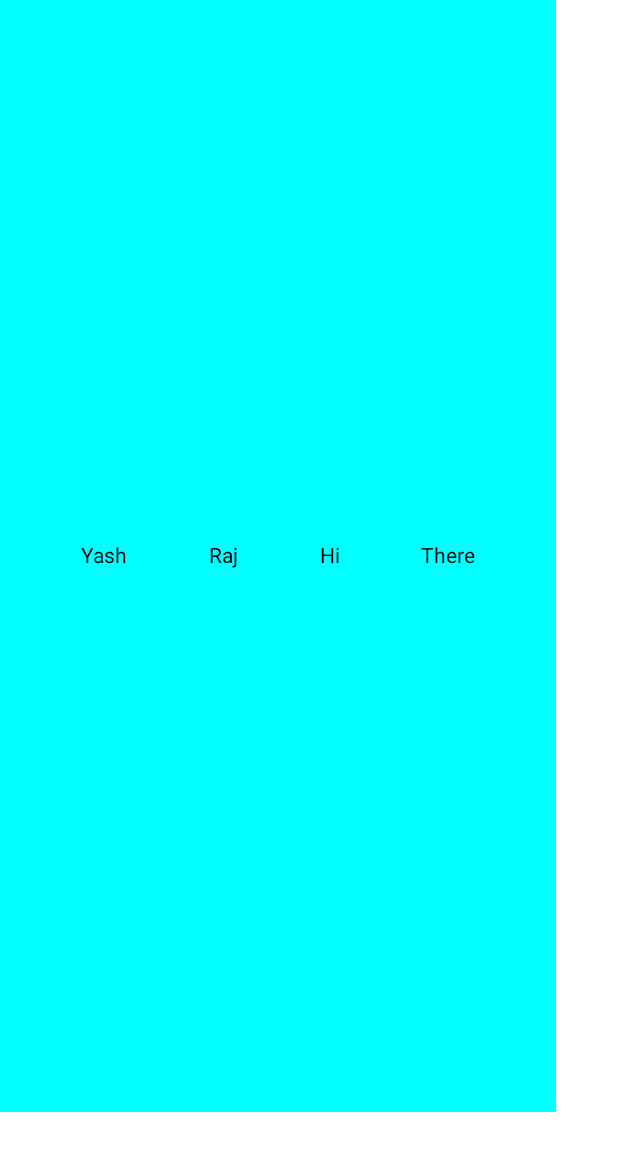
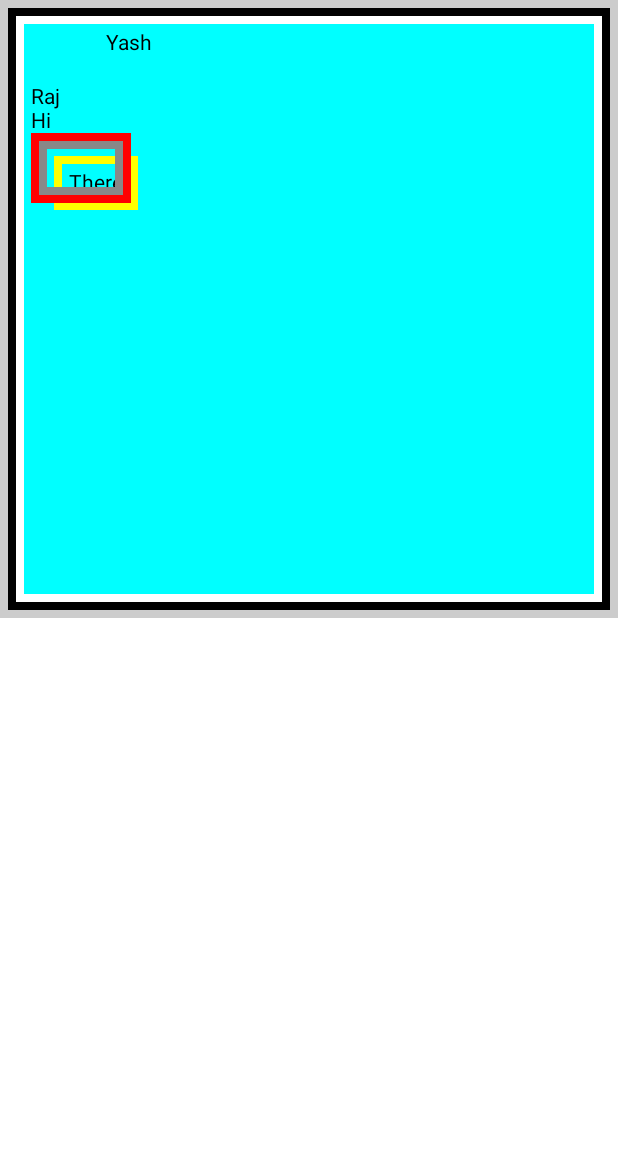
Before and after one commit to Yash-Raj-Singh/FirstCompose, an Android app built with Jetpack Compose: the screen it shows after launch (MainActivity), on a phone screen of 412 x 824 dp. Shown: the top 1151 px of the screen. Run offline under Robolectric (Android 15) with nearby library versions, the phone set to English and light mode, and no system bars.

Commit message:
Learned about Modifiers in Jetpack Compose, about borders, offset, padding, and clickable.

```diff
--- a/app/src/main/java/com/example/firstcompose/MainActivity.kt
+++ b/app/src/main/java/com/example/firstcompose/MainActivity.kt
@@ -1,13 +1,13 @@
 package com.example.firstcompose
 
 import android.os.Bundle
+import android.widget.Toast
 import androidx.activity.ComponentActivity
 import androidx.activity.compose.setContent
 import androidx.compose.foundation.background
-import androidx.compose.foundation.layout.Arrangement
-import androidx.compose.foundation.layout.Column
-import androidx.compose.foundation.layout.Row
-import androidx.compose.foundation.layout.fillMaxSize
+import androidx.compose.foundation.border
+import androidx.compose.foundation.clickable
+import androidx.compose.foundation.layout.*
 import androidx.compose.material.MaterialTheme
 import androidx.compose.material.Surface
 import androidx.compose.material.Text
@@ -18,24 +18,44 @@ import androidx.compose.ui.graphics.Color
 import androidx.compose.ui.graphics.RectangleShape
 import androidx.compose.ui.graphics.Shape
 import androidx.compose.ui.tooling.preview.Preview
+import androidx.compose.ui.unit.dp
 import com.example.firstcompose.ui.theme.FirstComposeTheme
+import com.example.firstcompose.ui.theme.Shapes
 
 class MainActivity : ComponentActivity() {
     override fun onCreate(savedInstanceState: Bundle?) {
         super.onCreate(savedInstanceState)
         setContent {
 
-            Row(
+            //MODIFIERS - Always work Sequentially
+
+            Column(
                 modifier = Modifier
                     .background(Color.Cyan)
-                    .fillMaxSize(0.9f),
-                horizontalArrangement = Arrangement.SpaceEvenly,
-                verticalAlignment = Alignment.CenterVertically
+                    .fillMaxHeight(0.5f)
+                    .width(600.dp)
+                    //.requiredWidth(600.dp)
+                    .border(5.dp, color = Color.LightGray)
+                    .padding(5.dp)
+                    .border(5.dp, color = Color.Black)
+                    .padding(5.dp)
+                    .border(5.dp, color = Color.White)
+                    .padding(10.dp)
             ) {
-                Text(text = "Yash")
+                Text(text = "Yash", modifier = Modifier.offset(50.dp))
+                Spacer(modifier = Modifier.height(20.dp))
                 Text(text = "Raj")
-                Text(text = "Hi")
-                Text(text = "There")
+                Text(text = "Hi", modifier = Modifier.clickable {
+                    Toast.makeText(this@MainActivity,"Button Clicked!", Toast.LENGTH_SHORT).show()
+                })
+                Text(text = "There",
+                    modifier = Modifier.border(5.dp, color = Color.Red)
+                        .padding(5.dp)
+                        .border(5.dp, color = Color.Gray)
+                        .offset(10.dp, 10.dp)
+                        .border(5.dp, color = Color.Yellow)
+                        .padding(10.dp)
+                )
             }
         }
     }
```
